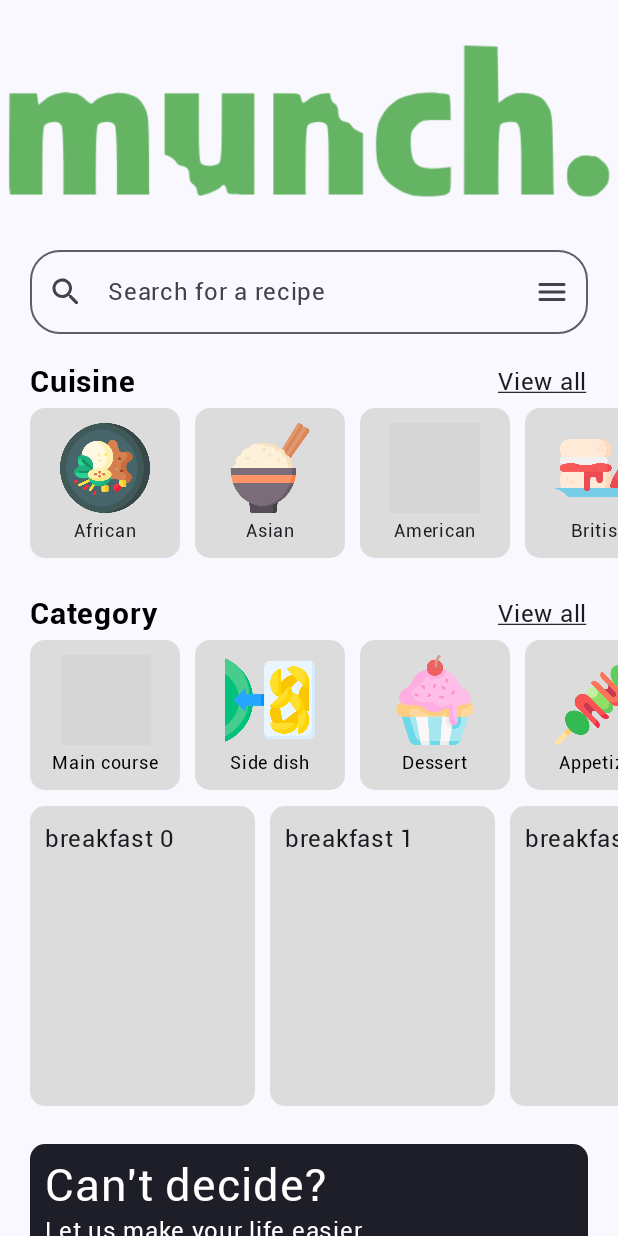
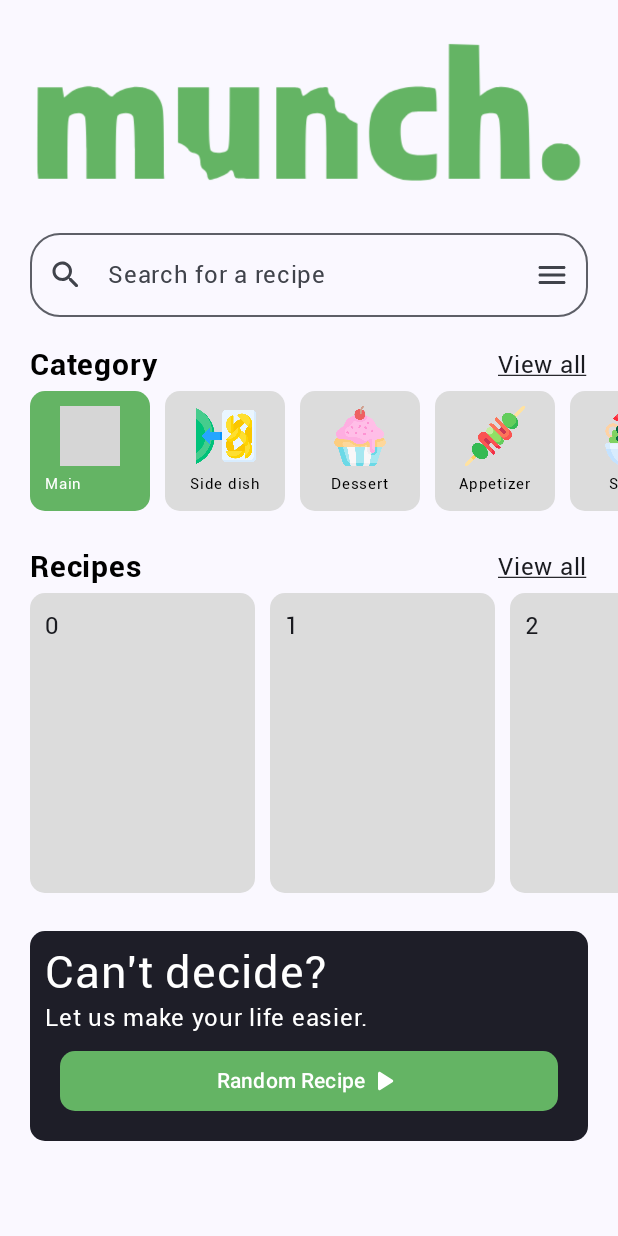
Before and after one commit to brentcenci/RecipesApplication, an Android app built with Jetpack Compose: the screen it shows after launch (MainActivity), on a phone screen of 412 x 824 dp. Run offline under Robolectric (Android 15) with nearby library versions, the phone set to English and light mode, and no system bars; grey boxes are pictures that could not be loaded.

Commit message:
Refactored new main screen design

```diff
--- a/app/src/main/java/com/brentcodes/recipesapplication/MainActivity.kt
+++ b/app/src/main/java/com/brentcodes/recipesapplication/MainActivity.kt
@@ -19,6 +19,7 @@ import androidx.navigation.compose.navigation
 import androidx.navigation.compose.rememberNavController
 import com.brentcodes.recipesapplication.ui.NestedScreens
 import com.brentcodes.recipesapplication.ui.RecipeApp
+import com.brentcodes.recipesapplication.ui.redesign.CleanMainScreen
 import com.brentcodes.recipesapplication.ui.redesign.MainScreen
 import com.brentcodes.recipesapplication.ui.redesign.OnboardingScreens
 import com.brentcodes.recipesapplication.ui.screens.RecipeInstructionsScreen
@@ -38,7 +39,7 @@ class MainActivity : ComponentActivity() {
                     modifier = Modifier.fillMaxSize(),
                     color = MaterialTheme.colorScheme.background
                 ) {
-                    MainScreen()
+                    CleanMainScreen()
 /*                    val navController = rememberNavController()
                     val viewModel: RecipesViewModel = viewModel()
                     viewModel.navController.value = navController
--- a/app/src/main/java/com/brentcodes/recipesapplication/ui/redesign/MainScreen.kt
+++ b/app/src/main/java/com/brentcodes/recipesapplication/ui/redesign/MainScreen.kt
@@ -53,12 +53,170 @@ import com.brentcodes.recipesapplication.R
 import com.brentcodes.recipesapplication.ui.theme.DarkGrey
 import com.brentcodes.recipesapplication.ui.theme.LightGrey
 import com.brentcodes.recipesapplication.ui.theme.MainGreen
+import com.brentcodes.recipesapplication.ui.theme.RecipesApplicationTheme
 
+@Composable
+fun CleanMainScreen(modifier: Modifier = Modifier) {
+    val padding = PaddingValues(horizontal = 20.dp)
+
+    LazyColumn(
+        contentPadding = PaddingValues(vertical = 20.dp),
+        verticalArrangement = Arrangement.spacedBy(20.dp)
+    ) {
+        item { LogoSection(paddingValues = padding) }
+        item { SearchBarSection(paddingValues = padding) }
+        item { CategoriesSection(paddingValues = padding) }
+        item { RecipesSection(paddingValues = padding) }
+        item { RandomRecipeSection(paddingValues = padding) }
+    }
+
+}
+
+@Composable
+fun LogoSection(modifier: Modifier = Modifier, paddingValues: PaddingValues) {
+    Box(modifier.fillMaxWidth().padding(paddingValues = paddingValues)) {
+        Image(
+            painter = painterResource(id = R.drawable.munch),
+            "Logo",
+            colorFilter = ColorFilter.tint(
+                MainGreen
+            ),
+            modifier = Modifier.align(Alignment.Center)
+        )
+    }
+}
+
+@OptIn(ExperimentalMaterial3Api::class)
+@Composable
+fun SearchBarSection(modifier: Modifier = Modifier, paddingValues: PaddingValues) {
+    val searchBar = remember { mutableStateOf("") }
+    Row(
+        verticalAlignment = Alignment.CenterVertically,
+        modifier = modifier.padding(paddingValues = paddingValues)
+    ) {
+        OutlinedTextField(
+            value = searchBar.value,
+            onValueChange = { searchBar.value} ,
+            maxLines = 1,
+            label = { Text("Search for a recipe") },
+            leadingIcon = { Icon(Icons.Rounded.Search, "Search Icon") },
+            shape = RoundedCornerShape(20.dp),
+            trailingIcon = {
+                IconButton(onClick = { /*TODO*/ }) {
+                    Icon(imageVector = Icons.Rounded.Menu, contentDescription = "Menu Icon")
+                }
+            },
+            modifier = Modifier.fillMaxWidth()
+        )
+    }
+}
+
+@Composable
+fun CategoriesSection(modifier: Modifier = Modifier, paddingValues: PaddingValues) {
+    val categories = mapOf(
+        "main course" to R.drawable.diet,
+        "side dish" to R.drawable.sidedish,
+        "dessert" to R.drawable.cupcake,
+        "appetizer" to R.drawable.gilda,
+        "salad" to R.drawable.salad,
+        "bread" to R.drawable.bread,
+        "breakfast" to R.drawable.pancakes,
+        "soup" to R.drawable.soup,
+        "beverage" to R.drawable.cocktail,
+        "sauce" to R.drawable.tomatosauce,
+        "marinade" to R.drawable.sauces,
+        "finger food" to R.drawable.charcuterie,
+        "snack" to R.drawable.nachos,
+        "drink" to R.drawable.softdrink
+    )
+    val selectedCategory = remember { mutableStateOf("main course") }
+    MainScreenTitleText(modifier = modifier.padding(paddingValues), text = "Category")
+    LazyRow(
+        contentPadding = PaddingValues(horizontal = 20.dp)
+    ) {
+        items(categories.toList()) {
+            val isSelected = selectedCategory.value == it.first.lowercase()
+            Box(
+                modifier = Modifier
+                    .padding(top = 5.dp, end = 10.dp, bottom = 5.dp)
+                    .background(
+                        if (isSelected) MainGreen else LightGrey,
+                        RoundedCornerShape(10.dp)
+                    )
+                    .width(80.dp)
+                    .aspectRatio(1f)
+                    .padding(10.dp)
+                    .clickable { selectedCategory.value = it.first.lowercase() },
+                contentAlignment = Alignment.Center
+            ) {
+                Column {
+                    Image(painterResource(id = it.second), contentDescription = "", modifier = Modifier
+                        .size(40.dp)
+                        .align(Alignment.CenterHorizontally))
+                    Text(text = it.first.replaceFirstChar { it.uppercase() }, fontSize = 10.sp, color = if (isSelected) Color.White else Color.Black, modifier = Modifier.align(alignment = Alignment.CenterHorizontally))
+                }
+
+            }
+        }
+    }
+}
+
+@Composable
+fun RecipesSection(modifier: Modifier = Modifier, paddingValues: PaddingValues) {
+    MainScreenTitleText(modifier = modifier.padding(paddingValues), text = "Recipes")
+    LazyRow(
+        contentPadding = PaddingValues(horizontal = 20.dp)
+    ) {
+        items(10) {
+            Box(
+                modifier = Modifier
+                    .padding(top = 5.dp, end = 10.dp, bottom = 5.dp)
+                    .size(width = 150.dp, height = 200.dp)
+                    .background(LightGrey, RoundedCornerShape(10.dp))
+                    .padding(10.dp)
+            ) {
+                Text(it.toString())
+            }
+        }
+    }
+}
+
+@Composable
+fun RandomRecipeSection(modifier: Modifier = Modifier, paddingValues: PaddingValues) {
+    Column{
+        Box(
+            modifier = Modifier
+                .padding(paddingValues = paddingValues)
+                .background(DarkGrey, RoundedCornerShape(10.dp))
+                .fillMaxWidth()
+                .height(140.dp)
+                .padding(10.dp)
+        ){
+            Column {
+                Text(text = "Can't decide?", color = Color.White, fontSize = 30.sp)
+                Text(text = "Let us make your life easier.", color = Color.White, fontSize = 16.sp)
+                Button(onClick = { /*TODO*/ }, modifier = Modifier
+                    .padding(10.dp)
+                    .fillMaxWidth()
+                    .height(70.dp), shape = RoundedCornerShape(10.dp), colors = ButtonDefaults.buttonColors(containerColor = MainGreen, contentColor = Color.White)) {
+                    Text("Random Recipe")
+                    Icon(Icons.Rounded.PlayArrow, "Arrow Icon")
+                }
+            }
+        }
+    }
+}
 @OptIn(ExperimentalMaterial3Api::class)
 @Composable
 fun MainScreen(modifier: Modifier = Modifier) {
     val paddingValues = PaddingValues(horizontal = 20.dp)
-    val searchBar = remember { mutableStateOf("") }
+    //Logo
+    //Search Bar
+    //Categories
+    //Recipes / Results
+    //Random
+
+
 
     LazyColumn(
         modifier = Modifier
@@ -85,89 +243,15 @@ fun MainScreen(modifier: Modifier = Modifier) {
         }
         //Search Bar
         item {
-            Column(Modifier.padding(paddingValues)) {
-                Row(
-                    verticalAlignment = Alignment.CenterVertically
-                ) {
-                    OutlinedTextField(
-                        value = searchBar.value,
-                        onValueChange = { searchBar.value} ,
-                        maxLines = 1,
-                        label = { Text("Search for a recipe") },
-                        leadingIcon = { Icon(Icons.Rounded.Search, "Search Icon") },
-                        shape = RoundedCornerShape(20.dp),
-                        trailingIcon = {
-                            IconButton(onClick = { /*TODO*/ }) {
-                                Icon(imageVector = Icons.Rounded.Menu, contentDescription = "Menu Icon")
-                            }
-                        },
-                        modifier = Modifier.fillMaxWidth()
-                    )
-                }
-            }
+            NewSearchBar(paddingValues = paddingValues)
         }
 
         item {
             Spacer(modifier = Modifier.height(20.dp))
         }
-        val cuisines = mapOf(
-            "african" to R.drawable.ugali,
-            "asian" to R.drawable.rice,
-            "american" to R.drawable.thanksgiving,
-            "british" to R.drawable.scone,
-            "cajun" to R.drawable.cookingpot,
-            "caribbean" to R.drawable.peanutpunch,
-            "chinese" to R.drawable.dumpling,
-            "eastern european" to R.drawable.borscht,
-            "european" to R.drawable.kielbasa,
-            "french" to R.drawable.frenchbread,
-            "german" to R.drawable.pretzel,
-            "greek" to R.drawable.feta,
-            "indian" to R.drawable.curry,
-            "irish" to R.drawable.irishcoffee,
-            "italian" to R.drawable.pasta,
-            "japanese" to R.drawable.ramen,
-            "jewish" to R.drawable.latkes,
-            "korean" to R.drawable.bibimbap,
-            "latin american" to R.drawable.molepoblano,
-            "mediterranean" to R.drawable.lobster,
-            "mexican" to R.drawable.mexicanfood,
-            "middle eastern" to R.drawable.shakshuka,
-            "nordic" to R.drawable.gravlax,
-            "southern" to R.drawable.rib,
-            "spanish" to R.drawable.seafoodpaella,
-            "thai" to R.drawable.padthai,
-            "vietnamese" to R.drawable.banhmi
-        )
         //Cuisines
         item {
-            Column(
-            ) {
-                MainScreenTitleText(modifier = Modifier.padding(paddingValues), text = "Cuisine")
-                LazyRow(
-                    contentPadding = paddingValues
-                ) {
-                    items(cuisines.toList()) {
-                        Box(
-                            modifier = Modifier
-                                .padding(top = 5.dp, end = 10.dp, bottom = 5.dp)
-                                .background(LightGrey, RoundedCornerShape(10.dp))
-                                .width(100.dp)
-                                .aspectRatio(1f)
-                                .padding(10.dp),
-                            contentAlignment = Alignment.Center
-                        ) {
-                            Column {
-                                Image(painterResource(id = it.second), contentDescription = "", modifier = Modifier
-                                    .size(60.dp)
-                                    .align(Alignment.CenterHorizontally))
-                                Text(text = it.first.replaceFirstChar { it.uppercase() }, fontSize = 12.sp, modifier = Modifier.align(alignment = Alignment.CenterHorizontally))
-                            }
-
-                        }
-                    }
-                }
-            }
+            NewCuisines(paddingValues = paddingValues)
         }
 
         item {
@@ -296,6 +380,92 @@ fun MainScreen(modifier: Modifier = Modifier) {
 }
 
 @Composable
+fun NewCuisines(modifier: Modifier = Modifier, paddingValues: PaddingValues) {
+    val cuisines = mapOf(
+        "african" to R.drawable.ugali,
+        "asian" to R.drawable.rice,
+        "american" to R.drawable.thanksgiving,
+        "british" to R.drawable.scone,
+        "cajun" to R.drawable.cookingpot,
+        "caribbean" to R.drawable.peanutpunch,
+        "chinese" to R.drawable.dumpling,
+        "eastern european" to R.drawable.borscht,
+        "european" to R.drawable.kielbasa,
+        "french" to R.drawable.frenchbread,
+        "german" to R.drawable.pretzel,
+        "greek" to R.drawable.feta,
+        "indian" to R.drawable.curry,
+        "irish" to R.drawable.irishcoffee,
+        "italian" to R.drawable.pasta,
+        "japanese" to R.drawable.ramen,
+        "jewish" to R.drawable.latkes,
+        "korean" to R.drawable.bibimbap,
+        "latin american" to R.drawable.molepoblano,
+        "mediterranean" to R.drawable.lobster,
+        "mexican" to R.drawable.mexicanfood,
+        "middle eastern" to R.drawable.shakshuka,
+        "nordic" to R.drawable.gravlax,
+        "southern" to R.drawable.rib,
+        "spanish" to R.drawable.seafoodpaella,
+        "thai" to R.drawable.padthai,
+        "vietnamese" to R.drawable.banhmi
+    )
+    Column(
+    ) {
+        MainScreenTitleText(modifier = Modifier.padding(paddingValues), text = "Cuisine")
+        LazyRow(
+            contentPadding = paddingValues
+        ) {
+            items(cuisines.toList()) {
+                Box(
+                    modifier = Modifier
+                        .padding(top = 5.dp, end = 10.dp, bottom = 5.dp)
+                        .background(LightGrey, RoundedCornerShape(10.dp))
+                        .width(100.dp)
+                        .aspectRatio(1f)
+                        .padding(10.dp),
+                    contentAlignment = Alignment.Center
+                ) {
+                    Column {
+                        Image(painterResource(id = it.second), contentDescription = "", modifier = Modifier
+                            .size(60.dp)
+                            .align(Alignment.CenterHorizontally))
+                        Text(text = it.first.replaceFirstChar { it.uppercase() }, fontSize = 12.sp, modifier = Modifier.align(alignment = Alignment.CenterHorizontally))
+                    }
+
+                }
+            }
+        }
+    }
+}
+
+@OptIn(ExperimentalMaterial3Api::class)
+@Composable
+fun NewSearchBar(modifier: Modifier = Modifier, paddingValues: PaddingValues) {
+    val searchBar = remember { mutableStateOf("") }
+    Column(Modifier.padding(paddingValues)) {
+        Row(
+            verticalAlignment = Alignment.CenterVertically
+        ) {
+            OutlinedTextField(
+                value = searchBar.value,
+                onValueChange = { searchBar.value} ,
+                maxLines = 1,
+                label = { Text("Search for a recipe") },
+                leadingIcon = { Icon(Icons.Rounded.Search, "Search Icon") },
+                shape = RoundedCornerShape(20.dp),
+                trailingIcon = {
+                    IconButton(onClick = { /*TODO*/ }) {
+                        Icon(imageVector = Icons.Rounded.Menu, contentDescription = "Menu Icon")
+                    }
+                },
+                modifier = Modifier.fillMaxWidth()
+            )
+        }
+    }
+}
+
+@Composable
 fun MainScreenTitleText(modifier: Modifier = Modifier, text: String) {
     Row(modifier = modifier) {
         Text(
```
